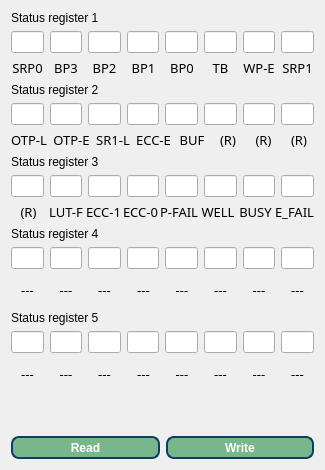
First picture: the form in IMSProg_programmer/dialognandsr.ui, repository bigbigmdm/IMSProg, before the edit.
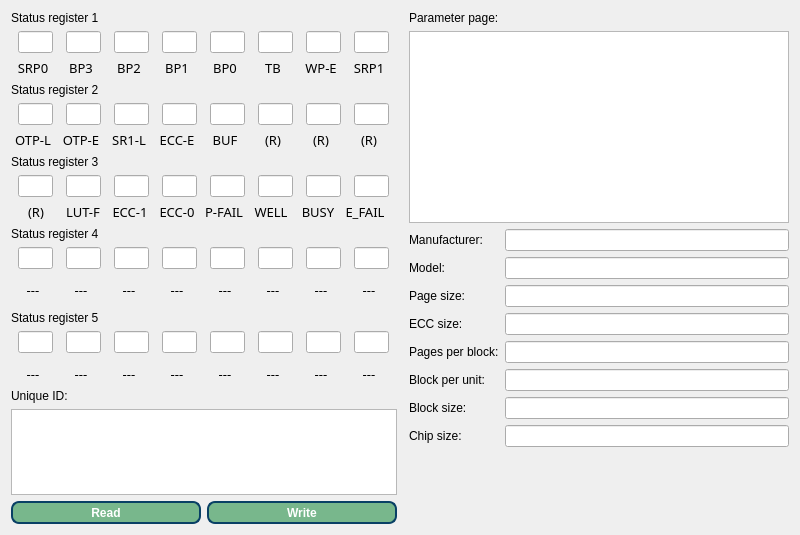
Second picture: the form after the edit. Icons and pictures are not drawn.

Commit message: Parameter Page reading added

```diff
--- a/IMSProg_programmer/dialognandsr.ui
+++ b/IMSProg_programmer/dialognandsr.ui
@@ -6,10 +6,16 @@
    <rect>
     <x>0</x>
     <y>0</y>
-    <width>325</width>
-    <height>470</height>
+    <width>800</width>
+    <height>535</height>
    </rect>
   </property>
+  <property name="minimumSize">
+   <size>
+    <width>800</width>
+    <height>0</height>
+   </size>
+  </property>
   <property name="windowTitle">
    <string>Status registers</string>
   </property>
@@ -17,7 +23,7 @@
    <iconset resource="recource.qrc">
     <normaloff>:/res/img/write64.png</normaloff>:/res/img/write64.png</iconset>
   </property>
-  <layout class="QVBoxLayout" name="verticalLayout_2">
+  <layout class="QHBoxLayout" name="horizontalLayout_17">
    <item>
     <layout class="QVBoxLayout" name="verticalLayout">
      <item>
@@ -2457,6 +2463,42 @@
        </item>
       </layout>
      </item>
+     <item>
+      <spacer name="verticalSpacer_3">
+       <property name="orientation">
+        <enum>Qt::Vertical</enum>
+       </property>
+       <property name="sizeHint" stdset="0">
+        <size>
+         <width>20</width>
+         <height>40</height>
+        </size>
+       </property>
+      </spacer>
+     </item>
+     <item>
+      <widget class="QLabel" name="label_29">
+       <property name="text">
+        <string>Unique ID:</string>
+       </property>
+      </widget>
+     </item>
+     <item>
+      <widget class="QTextEdit" name="textEdit_ID">
+       <property name="minimumSize">
+        <size>
+         <width>0</width>
+         <height>34</height>
+        </size>
+       </property>
+       <property name="font">
+        <font>
+         <family>Monospace</family>
+         <pointsize>9</pointsize>
+        </font>
+       </property>
+      </widget>
+     </item>
      <item>
       <spacer name="verticalSpacer">
        <property name="orientation">
@@ -2527,6 +2569,136 @@
      </item>
     </layout>
    </item>
+   <item>
+    <layout class="QVBoxLayout" name="verticalLayout_2">
+     <property name="leftMargin">
+      <number>6</number>
+     </property>
+     <item>
+      <widget class="QLabel" name="label_buf">
+       <property name="text">
+        <string>Parameter page:</string>
+       </property>
+      </widget>
+     </item>
+     <item>
+      <widget class="QTextEdit" name="textEdit_buf">
+       <property name="minimumSize">
+        <size>
+         <width>10</width>
+         <height>0</height>
+        </size>
+       </property>
+       <property name="font">
+        <font>
+         <family>Monospace</family>
+         <pointsize>9</pointsize>
+        </font>
+       </property>
+       <property name="readOnly">
+        <bool>true</bool>
+       </property>
+      </widget>
+     </item>
+     <item>
+      <layout class="QFormLayout" name="formLayout">
+       <item row="0" column="0">
+        <widget class="QLabel" name="label_6">
+         <property name="text">
+          <string>Manufacturer:</string>
+         </property>
+        </widget>
+       </item>
+       <item row="0" column="1">
+        <widget class="QLineEdit" name="lineEdit_man"/>
+       </item>
+       <item row="1" column="0">
+        <widget class="QLabel" name="label_7">
+         <property name="text">
+          <string>Model:</string>
+         </property>
+        </widget>
+       </item>
+       <item row="1" column="1">
+        <widget class="QLineEdit" name="lineEdit_model"/>
+       </item>
+       <item row="2" column="0">
+        <widget class="QLabel" name="label_8">
+         <property name="text">
+          <string>Page size:</string>
+         </property>
+        </widget>
+       </item>
+       <item row="3" column="0">
+        <widget class="QLabel" name="label_9">
+         <property name="text">
+          <string>ECC size:</string>
+         </property>
+        </widget>
+       </item>
+       <item row="2" column="1">
+        <widget class="QLineEdit" name="lineEdit_page"/>
+       </item>
+       <item row="3" column="1">
+        <widget class="QLineEdit" name="lineEdit_ECC"/>
+       </item>
+       <item row="4" column="0">
+        <widget class="QLabel" name="label_18">
+         <property name="text">
+          <string>Pages per block:</string>
+         </property>
+        </widget>
+       </item>
+       <item row="5" column="0">
+        <widget class="QLabel" name="label_19">
+         <property name="text">
+          <string>Block per unit:</string>
+         </property>
+        </widget>
+       </item>
+       <item row="6" column="0">
+        <widget class="QLabel" name="label_28">
+         <property name="text">
+          <string>Block size:</string>
+         </property>
+        </widget>
+       </item>
+       <item row="4" column="1">
+        <widget class="QLineEdit" name="lineEdit_pages"/>
+       </item>
+       <item row="5" column="1">
+        <widget class="QLineEdit" name="lineEdit_blocks"/>
+       </item>
+       <item row="6" column="1">
+        <widget class="QLineEdit" name="lineEdit_blocksize"/>
+       </item>
+       <item row="7" column="0">
+        <widget class="QLabel" name="label_38">
+         <property name="text">
+          <string>Chip size:</string>
+         </property>
+        </widget>
+       </item>
+       <item row="7" column="1">
+        <widget class="QLineEdit" name="lineEdit_ChipSize"/>
+       </item>
+      </layout>
+     </item>
+     <item>
+      <spacer name="verticalSpacer_2">
+       <property name="orientation">
+        <enum>Qt::Vertical</enum>
+       </property>
+       <property name="sizeHint" stdset="0">
+        <size>
+         <width>20</width>
+         <height>40</height>
+        </size>
+       </property>
+      </spacer>
+     </item>
+    </layout>
+   </item>
   </layout>
  </widget>
  <resources>
```
The commit also changes 3 other files.
